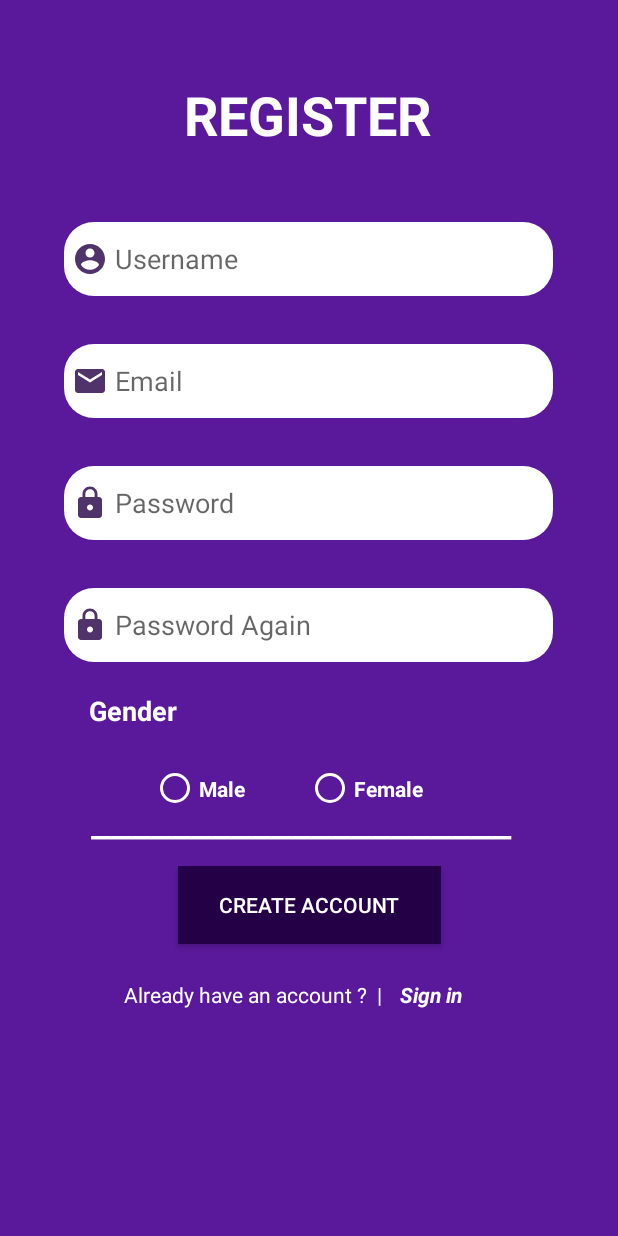
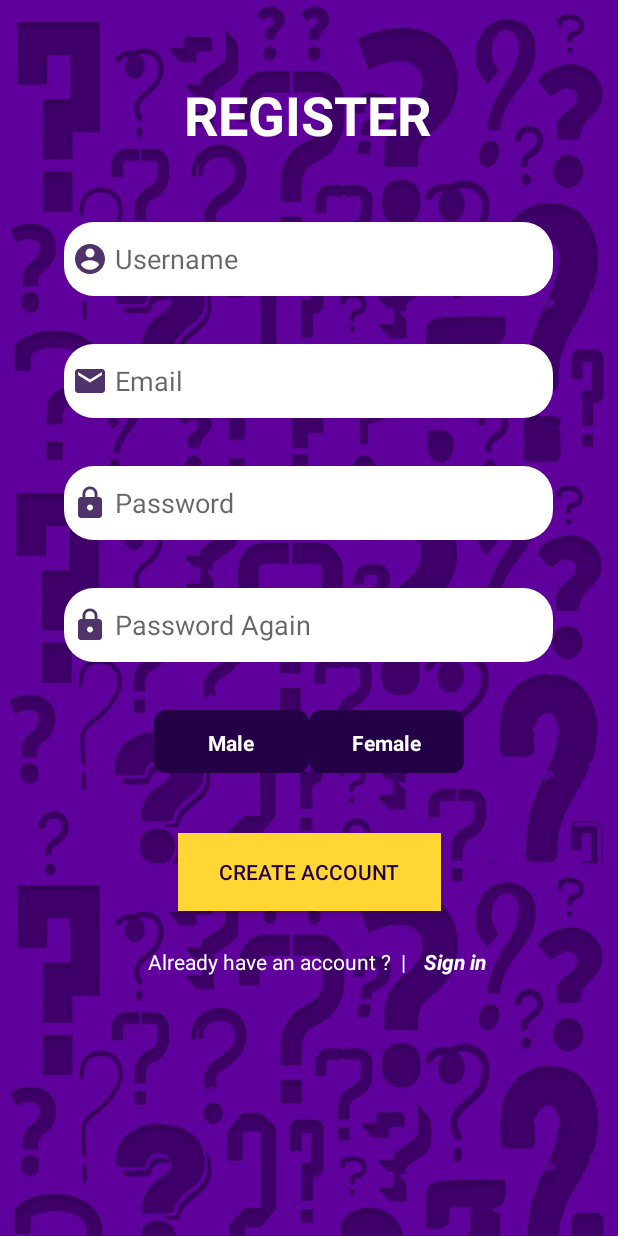
Before and after one commit to iddemirjs/baddapp, an Android app: the RegisterActivity screen opened directly, with no data from a screen before it, on a phone screen of 412 x 824 dp. Run offline under Robolectric (Android 15) with nearby library versions, the phone set to English and light mode, and no system bars; our stand-ins replace Firebase (no records; nobody signed in at launch, a user with empty details on screens opened directly); Roboto replaces fonts that are not available here.

Commit message:
male female tusu

```diff
--- /dev/null
+++ b/app/src/main/res/drawable/radio_normal.xml
@@ -0,0 +1,6 @@
+<?xml version="1.0" encoding="utf-8"?>
+<shape android:shape="rectangle" xmlns:android="http://schemas.android.com/apk/res/android">
+    <solid android:color="@color/loginbuttoncolor"/>
+    <corners android:radius="8dp"/>
+
+</shape>
--- /dev/null
+++ b/app/src/main/res/drawable/radio_selected.xml
@@ -0,0 +1,6 @@
+<?xml version="1.0" encoding="utf-8"?>
+<shape android:shape="rectangle" xmlns:android="http://schemas.android.com/apk/res/android">
+    <solid android:color="@color/libYellow3x"/>
+    <corners android:radius="8dp"/>
+
+</shape>
--- /dev/null
+++ b/app/src/main/res/drawable/radio_selector.xml
@@ -0,0 +1,8 @@
+<?xml version="1.0" encoding="utf-8"?>
+<selector xmlns:android="http://schemas.android.com/apk/res/android">
+    <item android:state_checked="true"
+        android:drawable="@drawable/radio_selected"/>
+
+    <item android:state_checked="false"
+        android:drawable="@drawable/radio_normal"/>
+</selector>
--- /dev/null
+++ b/app/src/main/res/drawable/radio_text.xml
@@ -0,0 +1,7 @@
+<?xml version="1.0" encoding="utf-8"?>
+<selector xmlns:android="http://schemas.android.com/apk/res/android">
+    <item android:state_checked="true"
+        android:color="@color/loginbuttoncolor"/>
+    <item android:state_checked="false"
+        android:color="@android:color/white"/>
+</selector>
--- a/app/src/main/res/layout/activity_login.xml
+++ b/app/src/main/res/layout/activity_login.xml
@@ -4,7 +4,7 @@
     xmlns:tools="http://schemas.android.com/tools"
     android:layout_width="match_parent"
     android:layout_height="match_parent"
-    android:background="@color/loginbackground5"
+    android:background="@drawable/badappbg"
     tools:context=".LoginActivity">
 
     <EditText
@@ -45,9 +45,9 @@
         android:layout_height="43dp"
         android:layout_marginTop="8dp"
         android:background="@drawable/loginscreen_edittext_background"
-        android:backgroundTint="@color/purple_500"
+        android:backgroundTint="@color/libYellow4x"
         android:text="LOGIN"
-        android:textColor="@color/white"
+        android:textColor="@color/loginbuttoncolor"
         app:layout_constraintEnd_toEndOf="@+id/password"
         app:layout_constraintTop_toBottomOf="@+id/password" />
 
@@ -60,14 +60,14 @@
         android:textSize="12sp"
         app:layout_constraintBottom_toBottomOf="@+id/signup_textbutton"
         app:layout_constraintEnd_toStartOf="@+id/signup_textbutton"
-        app:layout_constraintHorizontal_bias="0.777"
+        app:layout_constraintHorizontal_bias="0.838"
         app:layout_constraintStart_toStartOf="parent" />
 
     <TextView
         android:id="@+id/signup_textbutton"
         android:layout_width="wrap_content"
         android:layout_height="wrap_content"
-        android:layout_marginEnd="84dp"
+        android:layout_marginEnd="88dp"
         android:clickable="true"
         android:text="Sign up Now !"
         android:textColor="@color/white"
@@ -76,7 +76,7 @@
         app:layout_constraintBottom_toBottomOf="parent"
         app:layout_constraintEnd_toEndOf="parent"
         app:layout_constraintTop_toTopOf="parent"
-        app:layout_constraintVertical_bias="0.935" />
+        app:layout_constraintVertical_bias="0.932" />
 
     <TextView
         android:id="@+id/forgotpassword_textbutton"
--- a/app/src/main/res/layout/activity_register.xml
+++ b/app/src/main/res/layout/activity_register.xml
@@ -5,7 +5,7 @@
     android:id="@+id/createaccount_button"
     android:layout_width="match_parent"
     android:layout_height="match_parent"
-    android:background="@color/loginbackground5"
+    android:background="@drawable/badappbg"
     tools:context=".RegisterActivity">
 
     <EditText
@@ -75,34 +75,39 @@
 
     <RadioGroup
         android:id="@+id/radio_sex"
-        android:layout_width="211dp"
-        android:layout_height="38dp"
+        android:layout_width="wrap_content"
+        android:layout_height="wrap_content"
+        android:layout_marginTop="32dp"
         android:orientation="horizontal"
-        app:layout_constraintBottom_toBottomOf="@+id/register_linetext"
         app:layout_constraintEnd_toEndOf="parent"
         app:layout_constraintStart_toStartOf="parent"
-        app:layout_constraintTop_toBottomOf="@+id/register_gendertext">
+        app:layout_constraintTop_toBottomOf="@+id/register_passwordagain">
 
         <RadioButton
             android:id="@+id/register_malebutton"
             android:layout_width="103dp"
             android:layout_height="42dp"
+            android:background="@drawable/radio_selector"
+            android:button="@android:color/transparent"
             android:buttonTint="@color/white"
+            android:padding="12dp"
             android:text="Male"
-            android:textColor="@color/white"
-            android:textStyle="bold"
-
-            app:layout_constraintTop_toBottomOf="@+id/register_passwordagain" />
+            android:textAlignment="center"
+            android:textColor="@drawable/radio_text"
+            android:textStyle="bold" />
 
         <RadioButton
             android:id="@+id/register_femalebutton"
             android:layout_width="103dp"
             android:layout_height="42dp"
-            android:buttonTint="@color/white"
+            android:background="@drawable/radio_selector"
+            android:button="@android:color/transparent"
+            android:padding="12dp"
             android:text="Female"
-            android:textColor="@color/white"
-            android:textStyle="bold"
-            app:layout_constraintTop_toBottomOf="@+id/register_passwordagain" />
+            android:textAlignment="center"
+            android:textColor="@drawable/radio_text"
+            android:textStyle="bold" />
+
     </RadioGroup>
 
     <TextView
@@ -120,44 +125,18 @@
         app:layout_constraintStart_toStartOf="parent"
         app:layout_constraintTop_toTopOf="parent" />
 
-    <TextView
-        android:id="@+id/register_gendertext"
-        android:layout_width="wrap_content"
-        android:layout_height="wrap_content"
-        android:layout_marginTop="20dp"
-        android:text="Gender"
-        android:textColor="@color/white"
-        android:textSize="18sp"
-        android:textStyle="bold"
-        app:layout_constraintEnd_toEndOf="parent"
-        app:layout_constraintHorizontal_bias="0.167"
-        app:layout_constraintStart_toStartOf="parent"
-        app:layout_constraintTop_toBottomOf="@+id/register_passwordagain" />
-
-    <TextView
-        android:id="@+id/register_linetext"
-        android:layout_width="290dp"
-        android:layout_height="36dp"
-        android:layout_marginTop="84dp"
-        android:text="___________________________"
-        android:textColor="@color/white"
-        android:textSize="30sp"
-        app:layout_constraintEnd_toEndOf="parent"
-        app:layout_constraintHorizontal_bias="0.495"
-        app:layout_constraintStart_toStartOf="parent"
-        app:layout_constraintTop_toBottomOf="@+id/register_passwordagain" />
 
     <Button
         android:id="@+id/register_button"
         android:layout_width="175dp"
         android:layout_height="52dp"
-        android:layout_marginTop="16dp"
-        android:background="@color/loginbuttoncolor"
+        android:layout_marginTop="40dp"
+        android:background="@color/libYellow4x"
         android:text="CREATE ACCOUNT"
-        android:textColor="@color/white"
+        android:textColor="@color/loginbuttoncolor"
         app:layout_constraintEnd_toEndOf="parent"
         app:layout_constraintStart_toStartOf="parent"
-        app:layout_constraintTop_toBottomOf="@+id/register_linetext" />
+        app:layout_constraintTop_toBottomOf="@+id/radio_sex" />
 
     <TextView
         android:id="@+id/register_alreadyhaveanccount"
@@ -175,7 +154,7 @@
         android:layout_width="wrap_content"
         android:layout_height="wrap_content"
         android:layout_marginTop="24dp"
-        android:layout_marginEnd="104dp"
+        android:layout_marginEnd="88dp"
         android:clickable="true"
         android:text="Sign in"
         android:textColor="@color/white"
--- a/app/src/main/res/layout/activity_welcome.xml
+++ b/app/src/main/res/layout/activity_welcome.xml
@@ -30,6 +30,7 @@
         android:text="Bad App"
         android:textAppearance="@style/TextAppearance.AppCompat.Display2"
         android:textColor="@color/white"
+        android:textStyle="bold"
         app:layout_constraintBottom_toBottomOf="parent"
         app:layout_constraintEnd_toEndOf="parent"
         app:layout_constraintHorizontal_bias="0.498"
```
